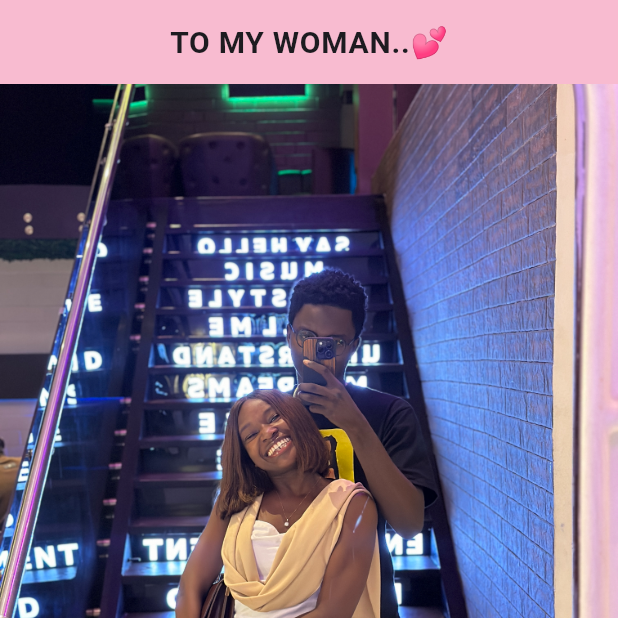
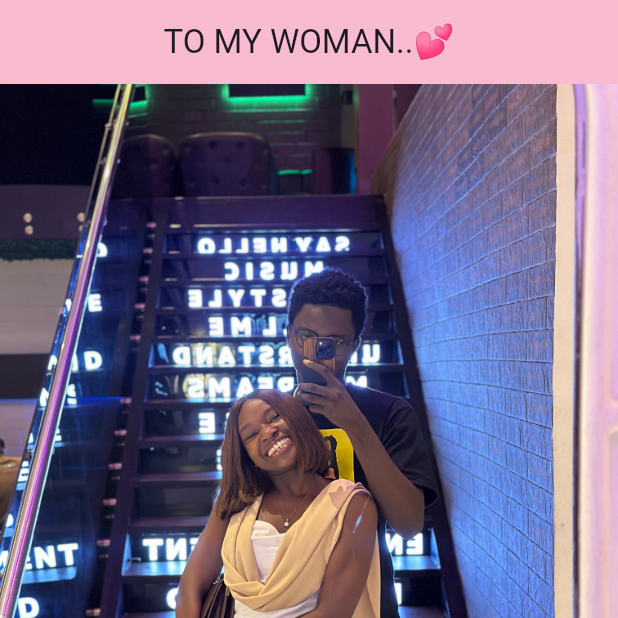
Before and after one commit to Olamidotune/Proposal-App, a Flutter app: the screen it shows after launch, on a phone screen of 412 x 824 dp, the top half of it. Run offline on Flutter 3.47's test engine with Material 3 defaults, Android fonts, the phone set to English and light mode, and no system bars; our stand-ins replace photo_view, video_player; Roboto replaces fonts that are missing (McLaren).

Commit message:
minor changes

```diff
--- a/config/theme.dart
+++ b/config/theme.dart
@@ -7,7 +7,7 @@ class AppTheme {
     return ThemeData(
       useMaterial3: true,
       colorScheme: _colorSheme,
-      textTheme: _textTheme,
+      // textTheme: _textTheme,
       inputDecorationTheme: _inputDecorationTheme,
       filledButtonTheme: _filledButtonTheme,
     );
@@ -28,9 +28,11 @@ class AppTheme {
         onSurface: Colors.black);
   }
 
-  static TextTheme get _textTheme {
-    return const TextTheme(titleLarge: TextStyle(fontSize: 30));
-  }
+  // static TextTheme get _textTheme {
+  //   return const TextTheme(
+
+  //     titleLarge: TextStyle(fontSize: 30));
+  // }
 
   static InputDecorationTheme get _inputDecorationTheme {
     return InputDecorationTheme(
--- a/lib/main.dart
+++ b/lib/main.dart
@@ -24,7 +24,7 @@ class MyApp extends StatelessWidget {
               ),
               bodySmall: TextStyle(
                 fontSize: 12,
-                color: Colors.amber,
+                color: Colors.black,
               ),
               titleLarge: TextStyle(color: Colors.black),
               titleMedium: TextStyle(color: Colors.black),
@@ -34,6 +34,6 @@ class MyApp extends StatelessWidget {
               displaySmall: TextStyle(color: Colors.black),
             ),
           ),
-      home:HomeScreen());
+      home:const HomeScreen());
   }
 }
--- a/lib/presentation/screens/home.dart
+++ b/lib/presentation/screens/home.dart
@@ -21,7 +21,7 @@ class _HomeScreenState extends State<HomeScreen> {
     _controller = VideoPlayerController.asset('assets/videos/her.MP4')
       ..initialize().then((_) {
         setState(() {
-          _controller.play();
+
         }); // Trigger a rebuild to show the video
       });
 
@@ -36,7 +36,7 @@ class _HomeScreenState extends State<HomeScreen> {
 
   @override
   Widget build(BuildContext context) {
-    final textTheme = Theme.of(context).textTheme;
+    // final textTheme = Theme.of(context).textTheme;
     return Scaffold(
       backgroundColor: Colors.pink.shade200,
       appBar: AppBar(
@@ -44,7 +44,6 @@ class _HomeScreenState extends State<HomeScreen> {
         backgroundColor: Colors.pink.shade100,
         title: Text(
           "TO MY WOMAN..💕",
-          style: textTheme.bodyLarge!.copyWith(fontSize: 20, fontWeight: FontWeight.bold),
         ),
       ),
       body: Stack(
```
